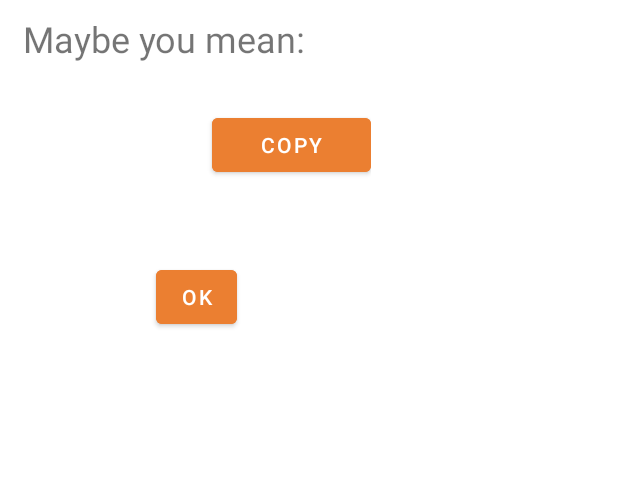
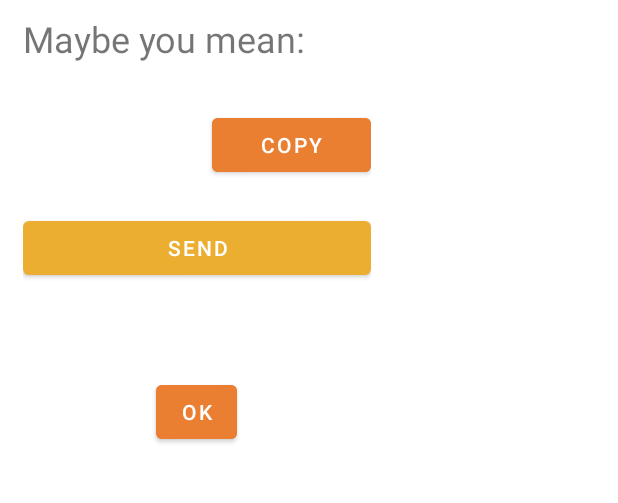
Before and after one commit to kapymessenger/Kapy, an Android app: the layout dialog_window.xml on its own in the app's theme, with its tools: preview values and no code run, on a phone screen of 412 x 824 dp, the part 381-884 px from its top. Run offline under Robolectric (Android 15) with nearby library versions, the phone set to English and light mode, and no system bars.

Commit message:
Recognition

```diff
--- a/app/src/main/java/org/kapyteam/messenger/activity/FaceRecognitionActivity.kt
+++ b/app/src/main/java/org/kapyteam/messenger/activity/FaceRecognitionActivity.kt
@@ -139,11 +139,16 @@ class FaceRecognitionActivity : AppCompatActivity() {
         val resText = dialog.findViewById(R.id.resultText) as TextView
         val perText = dialog.findViewById(R.id.percent) as TextView
         resText.text = title
-        perText.text = String.format("AI recognized it as %.1f%%\n", percent)
+        perText.text = String.format("AI is %.1f%% sure", percent)
         val imageView = dialog.findViewById(R.id.image) as ImageView
         imageView.setImageBitmap(bitmap)
         val okButton = dialog.findViewById(R.id.okButton) as Button
         val copyButton = dialog.findViewById(R.id.copyButton) as Button
+        val sendButton = dialog.findViewById(R.id.sendButton) as Button
+
+        sendButton.setOnClickListener {
+            Toast.makeText(this, "This shit was sent! \n FUCK YOU!!!", Toast.LENGTH_LONG).show()
+        }
 
         copyButton.setOnClickListener {
             val clipboard: ClipboardManager = getSystemService(Context.CLIPBOARD_SERVICE) as ClipboardManager
--- a/app/src/main/res/layout/activity_face_recognition.xml
+++ b/app/src/main/res/layout/activity_face_recognition.xml
@@ -25,7 +25,7 @@
     <TextView
         android:id="@+id/resultText"
         android:layout_width="match_parent"
-        android:layout_height="156dp"
+        android:layout_height="0dp"
         android:layout_marginStart="10dp"
         android:layout_marginTop="15dp"
         android:layout_marginEnd="10dp"
--- a/app/src/main/res/layout/dialog_window.xml
+++ b/app/src/main/res/layout/dialog_window.xml
@@ -3,7 +3,6 @@
     android:layout_width="wrap_content"
     android:layout_height="wrap_content"
     android:orientation="vertical">
-
 
     <LinearLayout
         android:layout_width="232dp"
@@ -19,8 +18,8 @@
             android:id="@+id/image"
             android:layout_width="224dp"
             android:layout_height="224dp"
-            app:srcCompat="@drawable/ic_launcher_foreground"
-            android:background="@drawable/line_around"/>
+            android:background="@drawable/line_around"
+            app:srcCompat="@drawable/ic_launcher_foreground" />
 
         <TextView
             android:layout_width="match_parent"
@@ -47,22 +46,29 @@
                 android:layout_width="wrap_content"
                 android:layout_height="wrap_content"
                 android:layout_weight="1"
-                android:text="Copy"
-                android:backgroundTint="@color/purple_700"/>
+                android:backgroundTint="@color/purple_700"
+                android:text="Copy" />
         </LinearLayout>
+
+        <Button
+            android:id="@+id/sendButton"
+            android:layout_width="match_parent"
+            android:layout_height="wrap_content"
+            android:text="send" />
 
         <TextView
             android:id="@+id/percent"
             android:layout_width="match_parent"
-            android:layout_height="wrap_content"
+            android:layout_height="61dp"
+            android:gravity="center_horizontal|center_vertical"
             android:textSize="24sp" />
 
         <Button
             android:id="@+id/okButton"
             android:layout_width="54dp"
             android:layout_height="wrap_content"
-            android:text="Ok"
-            android:backgroundTint="@color/purple_700"/>/>
+            android:backgroundTint="@color/purple_700"
+            android:text="Ok" />/>
 
     </LinearLayout>
 
```
